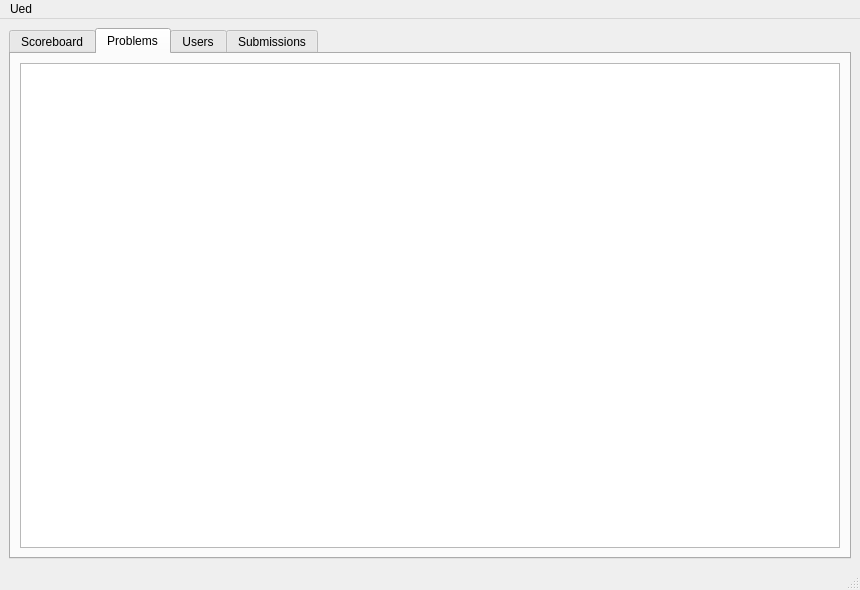
First picture: the form in dashboardwindow.ui, repository tabvn/programming-contests-platform, before the edit.
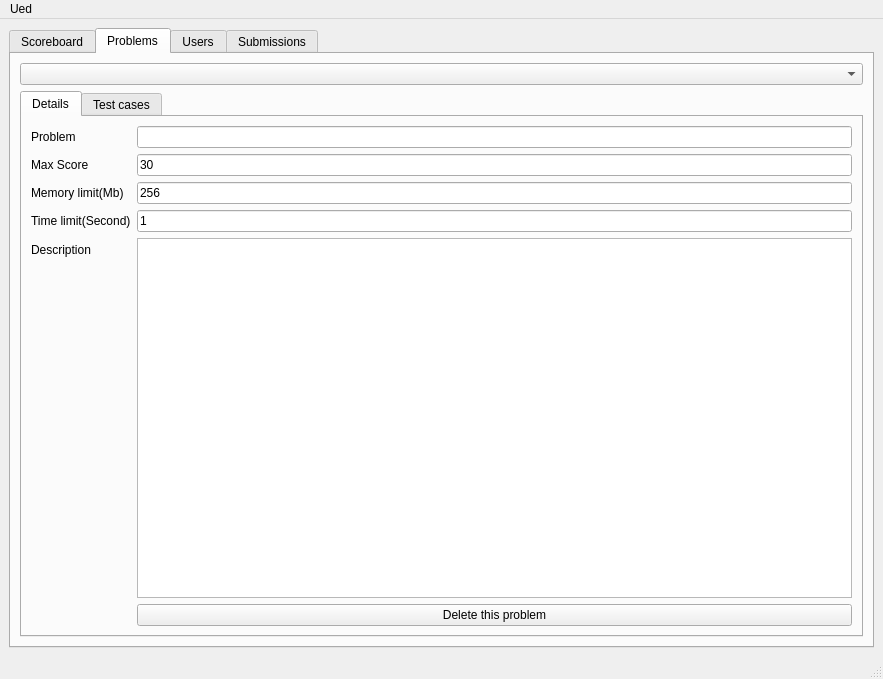
Second picture: the form after the edit. The open tabs and pages were chosen to show the change.

```diff
--- a/dashboardwindow.ui
+++ b/dashboardwindow.ui
@@ -6,8 +6,8 @@
    <rect>
     <x>0</x>
     <y>0</y>
-    <width>860</width>
-    <height>590</height>
+    <width>883</width>
+    <height>679</height>
    </rect>
   </property>
   <property name="windowTitle">
@@ -44,9 +44,156 @@
        <attribute name="title">
         <string>Problems</string>
        </attribute>
-       <layout class="QHBoxLayout" name="horizontalLayout_3">
+       <layout class="QVBoxLayout" name="verticalLayout_2">
         <item>
-         <widget class="QTableWidget" name="problemTableWidget"/>
+         <widget class="QComboBox" name="problemComboBox">
+          <property name="minimumSize">
+           <size>
+            <width>200</width>
+            <height>0</height>
+           </size>
+          </property>
+          <property name="editable">
+           <bool>false</bool>
+          </property>
+         </widget>
+        </item>
+        <item>
+         <layout class="QVBoxLayout" name="verticalLayout_3">
+          <item>
+           <widget class="QTabWidget" name="tabWidget_2">
+            <property name="currentIndex">
+             <number>0</number>
+            </property>
+            <widget class="QWidget" name="tab">
+             <attribute name="title">
+              <string>Details</string>
+             </attribute>
+             <layout class="QHBoxLayout" name="horizontalLayout_3">
+              <item>
+               <layout class="QFormLayout" name="formLayout">
+                <property name="sizeConstraint">
+                 <enum>QLayout::SetMinAndMaxSize</enum>
+                </property>
+                <item row="0" column="0">
+                 <widget class="QLabel" name="label">
+                  <property name="text">
+                   <string>Problem</string>
+                  </property>
+                 </widget>
+                </item>
+                <item row="0" column="1">
+                 <widget class="QLineEdit" name="problemTextField">
+                  <property name="minimumSize">
+                   <size>
+                    <width>300</width>
+                    <height>0</height>
+                   </size>
+                  </property>
+                  <property name="text">
+                   <string/>
+                  </property>
+                 </widget>
+                </item>
+                <item row="1" column="0">
+                 <widget class="QLabel" name="label_2">
+                  <property name="text">
+                   <string>Max Score</string>
+                  </property>
+                 </widget>
+                </item>
+                <item row="1" column="1">
+                 <widget class="QLineEdit" name="maxScoreTextField">
+                  <property name="minimumSize">
+                   <size>
+                    <width>300</width>
+                    <height>0</height>
+                   </size>
+                  </property>
+                  <property name="text">
+                   <string>30</string>
+                  </property>
+                 </widget>
+                </item>
+                <item row="2" column="0">
+                 <widget class="QLabel" name="label_3">
+                  <property name="text">
+                   <string>Memory limit(Mb)</string>
+                  </property>
+                 </widget>
+                </item>
+                <item row="2" column="1">
+                 <widget class="QLineEdit" name="memoryLimitTextField">
+                  <property name="minimumSize">
+                   <size>
+                    <width>300</width>
+                    <height>0</height>
+                   </size>
+                  </property>
+                  <property name="text">
+                   <string>256</string>
+                  </property>
+                 </widget>
+                </item>
+                <item row="3" column="0">
+                 <widget class="QLabel" name="label_4">
+                  <property name="text">
+                   <string>Time limit(Second)</string>
+                  </property>
+                 </widget>
+                </item>
+                <item row="3" column="1">
+                 <widget class="QLineEdit" name="timelimitTextField">
+                  <property name="minimumSize">
+                   <size>
+                    <width>300</width>
+                    <height>0</height>
+                   </size>
+                  </property>
+                  <property name="text">
+                   <string>1</string>
+                  </property>
+                 </widget>
+                </item>
+                <item row="5" column="0">
+                 <widget class="QLabel" name="label_5">
+                  <property name="text">
+                   <string>Description</string>
+                  </property>
+                 </widget>
+                </item>
+                <item row="5" column="1">
+                 <widget class="QTextEdit" name="descriptionTextField">
+                  <property name="minimumSize">
+                   <size>
+                    <width>500</width>
+                    <height>250</height>
+                   </size>
+                  </property>
+                  <property name="autoFormatting">
+                   <set>QTextEdit::AutoAll</set>
+                  </property>
+                 </widget>
+                </item>
+                <item row="6" column="1">
+                 <widget class="QPushButton" name="deleteProblemButton">
+                  <property name="text">
+                   <string>Delete this problem</string>
+                  </property>
+                 </widget>
+                </item>
+               </layout>
+              </item>
+             </layout>
+            </widget>
+            <widget class="QWidget" name="tab_2">
+             <attribute name="title">
+              <string>Test cases</string>
+             </attribute>
+            </widget>
+           </widget>
+          </item>
+         </layout>
         </item>
        </layout>
       </widget>
@@ -78,7 +225,7 @@
     <rect>
      <x>0</x>
      <y>0</y>
-     <width>860</width>
+     <width>883</width>
      <height>22</height>
     </rect>
    </property>
```
Left out of the diff: 4 changed lines with no effect on the pictures.
